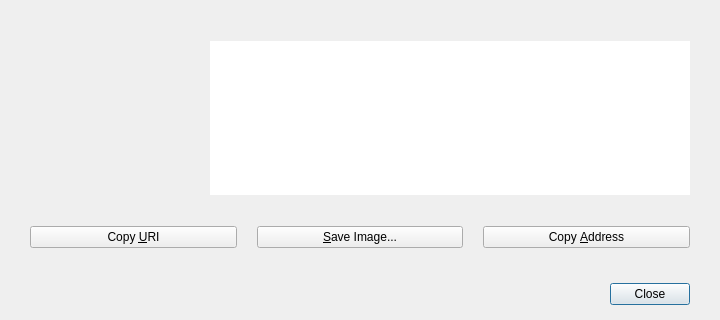
The window that src/qt/forms/receiverequestdialog.ui (qtumproject/qtum) describes before a commit, drawn with Qt 5.
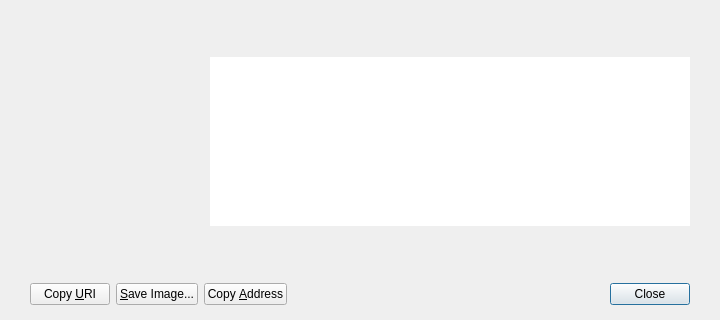
The same window after the commit. Custom widgets are drawn as their Qt base class.

```diff
--- a/src/qt/forms/receiverequestdialog.ui
+++ b/src/qt/forms/receiverequestdialog.ui
@@ -145,23 +145,25 @@
        </item>
       </layout>
      </item>
+    </layout>
+   </item>
+   <item>
+    <widget class="QWidget" name="buttonsContainerWhite" native="true">
+     <layout class="QVBoxLayout" name="verticalLayout_4">
+      <property name="leftMargin">
+       <number>30</number>
+      </property>
+      <property name="topMargin">
+       <number>15</number>
+      </property>
+      <property name="rightMargin">
+       <number>30</number>
+      </property>
+      <property name="bottomMargin">
+       <number>15</number>
+      </property>
      <item>
       <layout class="QHBoxLayout" name="horizontalLayout">
-       <property name="spacing">
-        <number>20</number>
-       </property>
-       <property name="leftMargin">
-        <number>30</number>
-       </property>
-       <property name="topMargin">
-        <number>5</number>
-       </property>
-       <property name="rightMargin">
-        <number>30</number>
-       </property>
-       <property name="bottomMargin">
-        <number>20</number>
-       </property>
        <item>
         <widget class="QPushButton" name="btnCopyURI">
          <property name="text">
@@ -192,25 +194,19 @@
          </property>
         </widget>
        </item>
-      </layout>
-     </item>
-    </layout>
-   </item>
    <item>
-    <widget class="QWidget" name="buttonsContainer" native="true">
-     <layout class="QVBoxLayout" name="verticalLayout_4">
-      <property name="leftMargin">
-       <number>30</number>
-      </property>
-      <property name="topMargin">
-       <number>15</number>
-      </property>
-      <property name="rightMargin">
-       <number>30</number>
-      </property>
-      <property name="bottomMargin">
-       <number>15</number>
-      </property>
+         <spacer name="horizontalSpacer">
+          <property name="orientation">
+           <enum>Qt::Horizontal</enum>
+          </property>
+          <property name="sizeHint" stdset="0">
+           <size>
+            <width>40</width>
+            <height>20</height>
+           </size>
+          </property>
+         </spacer>
+        </item>
       <item>
        <widget class="QDialogButtonBox" name="buttonBox">
         <property name="styleSheet">
@@ -220,6 +216,8 @@
          <set>QDialogButtonBox::Close</set>
         </property>
        </widget>
+        </item>
+       </layout>
       </item>
      </layout>
     </widget>
```
Lines whose indentation alone changed are shown as unchanged.
